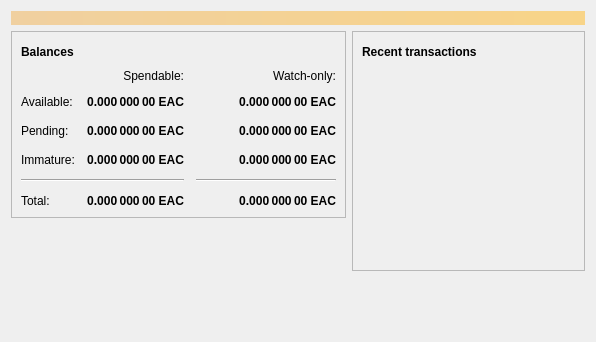
Old version of the form src/qt/forms/overviewpage.ui in the repository Eacred/EarthCoinCash.
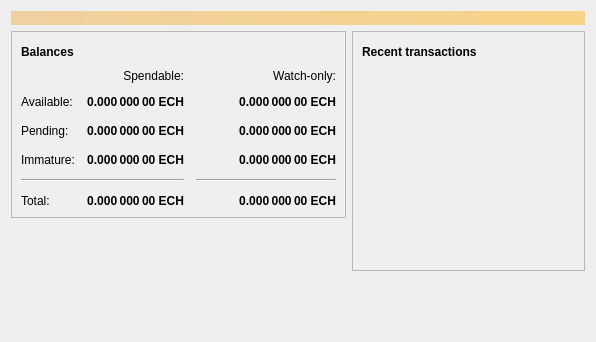
New version of the form. Icons and pictures are not drawn.

The edit to the form file:
```diff
--- a/src/qt/forms/overviewpage.ui
+++ b/src/qt/forms/overviewpage.ui
@@ -129,7 +129,7 @@
                <string>Unconfirmed transactions to watch-only addresses</string>
               </property>
               <property name="text">
-               <string notr="true">0.000 000 00 EAC</string>
+               <string notr="true">0.000 000 00 ECH</string>
               </property>
               <property name="alignment">
                <set>Qt::AlignRight|Qt::AlignTrailing|Qt::AlignVCenter</set>
@@ -154,7 +154,7 @@
                <string>Total of transactions that have yet to be confirmed, and do not yet count toward the spendable balance</string>
               </property>
               <property name="text">
-               <string notr="true">0.000 000 00 EAC</string>
+               <string notr="true">0.000 000 00 ECH</string>
               </property>
               <property name="alignment">
                <set>Qt::AlignRight|Qt::AlignTrailing|Qt::AlignVCenter</set>
@@ -179,7 +179,7 @@
                <string>Mined balance in watch-only addresses that has not yet matured</string>
               </property>
               <property name="text">
-               <string notr="true">0.000 000 00 EAC</string>
+               <string notr="true">0.000 000 00 ECH</string>
               </property>
               <property name="alignment">
                <set>Qt::AlignRight|Qt::AlignTrailing|Qt::AlignVCenter</set>
@@ -237,7 +237,7 @@
                <string>Mined balance that has not yet matured</string>
               </property>
               <property name="text">
-               <string notr="true">0.000 000 00 EAC</string>
+               <string notr="true">0.000 000 00 ECH</string>
               </property>
               <property name="alignment">
                <set>Qt::AlignRight|Qt::AlignTrailing|Qt::AlignVCenter</set>
@@ -282,7 +282,7 @@
                <string>Your current total balance</string>
               </property>
               <property name="text">
-               <string notr="true">0.000 000 00 EAC</string>
+               <string notr="true">0.000 000 00 ECH</string>
               </property>
               <property name="alignment">
                <set>Qt::AlignRight|Qt::AlignTrailing|Qt::AlignVCenter</set>
@@ -307,7 +307,7 @@
                <string>Current total balance in watch-only addresses</string>
               </property>
               <property name="text">
-               <string notr="true">0.000 000 00 EAC</string>
+               <string notr="true">0.000 000 00 ECH</string>
               </property>
               <property name="alignment">
                <set>Qt::AlignRight|Qt::AlignTrailing|Qt::AlignVCenter</set>
@@ -349,7 +349,7 @@
                <string>Your current spendable balance</string>
               </property>
               <property name="text">
-               <string notr="true">0.000 000 00 EAC</string>
+               <string notr="true">0.000 000 00 ECH</string>
               </property>
               <property name="alignment">
                <set>Qt::AlignRight|Qt::AlignTrailing|Qt::AlignVCenter</set>
@@ -374,7 +374,7 @@
                <string>Your current balance in watch-only addresses</string>
               </property>
               <property name="text">
-               <string notr="true">0.000 000 00 EAC</string>
+               <string notr="true">0.000 000 00 ECH</string>
               </property>
               <property name="alignment">
                <set>Qt::AlignRight|Qt::AlignTrailing|Qt::AlignVCenter</set>
```
Left out of the diff: 4 changed lines with no effect on the pictures.
